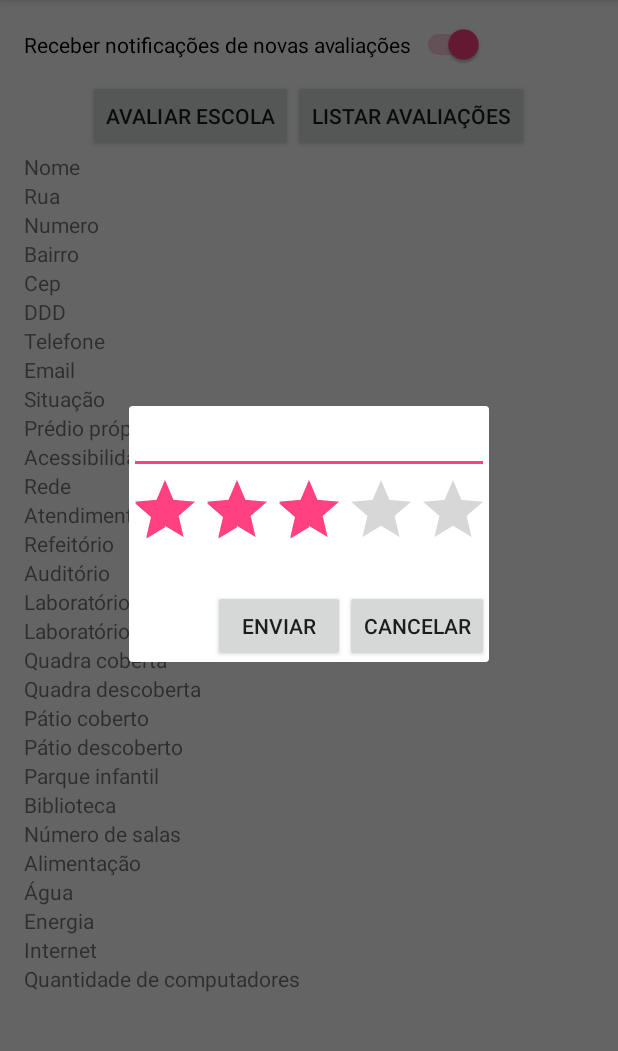
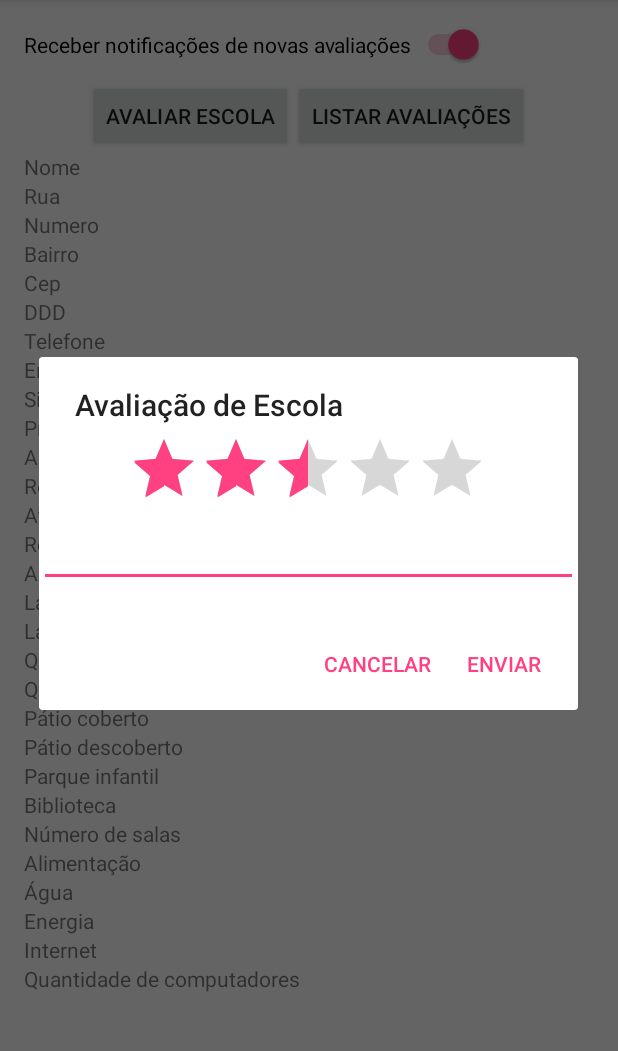
Before and after one commit to CaioViktor/Eduview, an Android app: the InfoEscola screen opened directly, with no data from a screen before it, after a tap on "AVALIAR ESCOLA", on a phone screen of 412 x 824 dp, the part 84-1135 px from its top. Run offline under Robolectric (Android 15) with nearby library versions, the phone set to English and light mode, and no system bars; 1 statement that could not run was skipped; 1 other tap on this screen came first.

Commit message:
Correção no Fragment de Avaliação

```diff
--- /dev/null
+++ b/Projeto/app/src/main/java/dspm/dc/ufc/br/eduview/AvaliarFragment.java
@@ -0,0 +1,104 @@
+package dspm.dc.ufc.br.eduview;
+
+import android.app.AlertDialog;
+import android.app.Dialog;
+import android.app.DialogFragment;
+import android.content.Context;
+import android.content.DialogInterface;
+import android.os.Bundle;
+import android.os.Handler;
+import android.util.Log;
+import android.view.View;
+import android.widget.Button;
+import android.widget.EditText;
+import android.widget.RatingBar;
+import android.widget.Toast;
+
+public class AvaliarFragment extends DialogFragment implements AlertDialog.OnClickListener,View.OnClickListener,ObserverServer {
+
+    Context callerContext;
+    EditText avaliarT;
+    RatingBar rb;
+
+
+    public AvaliarFragment(Context c){
+        callerContext = c;
+    }
+
+    @Override
+    public Dialog onCreateDialog(Bundle savBundle){
+        AlertDialog.Builder builder = new AlertDialog.Builder(getActivity());
+
+        builder.setTitle("Avaliação de Escola");
+
+        View view = getActivity().getLayoutInflater().inflate(R.layout.dialog_avaliar,null);
+        builder.setView(view);
+
+        avaliarT = (EditText)view.findViewById(R.id.textoAvaliar);
+        rb = (RatingBar)view.findViewById(R.id.ratingBar);
+
+        builder.setPositiveButton("Enviar",new DialogInterface.OnClickListener() {
+            public void onClick(DialogInterface dialog, int which) {
+                float nota = 2*rb.getRating();
+                String texto = avaliarT.getText().toString();
+                String data = (new EscolaStorageHelper(callerContext)).getDataAtual();
+
+                Log.i("AvaliarFragment","Informações inseridas são:\n\tNota: "+nota+"\n\tComentario: "+texto+"\n\tData: "+data);
+            }
+        });
+        builder.setNegativeButton("Cancelar", new DialogInterface.OnClickListener() {
+            public void onClick(DialogInterface dialog, int which) {
+                Log.i("AvaliarFragment","Usuário cancelou :(");
+            }
+        });
+
+
+
+        //final Button avaliar = (Button)view.findViewById(R.id.botaoAvaliar);
+        //Button cancelar = (Button)view.findViewById(R.id.botaoCancelar);
+
+       /* avaliar.setOnClickListener(new View.OnClickListener() {
+            @Override
+            public void onClick(View v) {
+
+                String texto = avaliarT.getText().toString();
+                float nota = rb.getRating();
+                String data = (new EscolaStorageHelper(callerContext)).getDataAtual();
+
+                Log.i("AvaliarFragment","Dados inseridos:\n\tNota: "+nota+"\n\t"+"Comentário: "+texto+"\n\t"+"Data: "+data);
+                //Avaliacao avaliacao = new Avaliacao(escola.getPk_escola(),-1,texto, data, String.valueOf(nota));
+
+                //server.POST(Server.HTTP + Server.HOST + Server.PORT + "/avaliação/ideescola/limite/deslocamento",
+                  //      avaliacao.toJson());
+
+            }
+
+        });*/
+        return builder.create();
+    }
+
+    @Override
+    public void notifyPOST(String response) {
+
+    }
+
+    @Override
+    public void notifyGET(String response) {
+
+    }
+
+    @Override
+    public Handler getHandler() {
+        return null;
+    }
+
+    @Override
+    public void onClick(View v) {
+
+    }
+
+    @Override
+    public void onClick(DialogInterface dialog, int which) {
+
+    }
+}
--- a/Projeto/app/src/main/java/dspm/dc/ufc/br/eduview/InfoEscola.java
+++ b/Projeto/app/src/main/java/dspm/dc/ufc/br/eduview/InfoEscola.java
@@ -37,7 +37,7 @@ public class InfoEscola extends AppCompatActivity {
             "Parque infantil","Biblioteca","Número de salas","Alimentação","Água","Energia",
             "Internet","Quantidade de computadores "};
 
-    public Dialog dialog;
+    public AvaliarFragment avaliarFragment;
     public RatingBar rb;
     EditText avaliarT;
 
@@ -50,8 +50,9 @@ public class InfoEscola extends AppCompatActivity {
 
         esh = new EscolaStorageHelper(this);
 
-        server = new Server(this);
-        dialog = new Dialog(InfoEscola.this);
+        //server = new Server(this);
+
+
 
         ScrollView sv = (ScrollView) findViewById(R.id.scrollViewInfo);
         HorizontalScrollView hsv = (HorizontalScrollView) findViewById(R.id.horizontalScrollView);
@@ -113,49 +114,14 @@ public class InfoEscola extends AppCompatActivity {
 
 
     public void avaliarEscola(View view) {
-        dialog.setTitle("Avalie aqui!");
-        dialog.setContentView(R.layout.dialog_avaliar);
-        dialog.show();
+        avaliarFragment = new AvaliarFragment(this);
+        avaliarFragment.show(getFragmentManager(),"Avalie aqui!");
 
-        final Button avaliar = (Button) dialog.findViewById(R.id.botãoAvaliar);
-        Button cancelar = (Button) dialog.findViewById(R.id.botaoCancelar);
-
-        avaliar.setOnClickListener(new View.OnClickListener() {
-            @Override
-            public void onClick(View v) {
-
-                avaliarT = (EditText) dialog.findViewById(R.id.textoAvaliar);
-                String texto = avaliarT.getText().toString();
-
-                rb = (RatingBar) dialog.findViewById(R.id.ratingBar);
-                float nota = rb.getRating();
-
-                String data = getDateTime();
-
-                Avaliacao avaliacao = new Avaliacao(escola.getPk_escola(),-1,texto, data, String.valueOf(nota));
-
-                server.POST(Server.HTTP + Server.HOST + Server.PORT + "/avaliação/ideescola/limite/deslocamento",
-                        avaliacao.toJson());
-
-            }
-
-        });
-
-        cancelar.setOnClickListener(new View.OnClickListener() {
-            @Override
-            public void onClick(View v) {
-                dialog.cancel();
-            }
-        });
 
     }
 
     public void listarAvaliacoes(View view) {
     }
 
-    private String getDateTime() {
-        SimpleDateFormat dateFormat = new SimpleDateFormat("dd/MM/yyyy HH:mm:ss");
-        Date date = new Date();
-        return dateFormat.format(date);
-    }
+
 }
--- a/Projeto/app/src/main/res/layout/dialog_avaliar.xml
+++ b/Projeto/app/src/main/res/layout/dialog_avaliar.xml
@@ -2,23 +2,26 @@
 <LinearLayout xmlns:android="http://schemas.android.com/apk/res/android"
     android:layout_width="match_parent"
     android:layout_height="match_parent"
-    android:orientation="vertical">
+    android:orientation="vertical"
+    android:layout_margin="16dp">
+
+    <RatingBar
+        android:layout_width="wrap_content"
+        android:layout_height="wrap_content"
+        android:id="@+id/ratingBar"
+        android:numStars="5"
+        android:layout_marginTop="5dp"
+        android:nestedScrollingEnabled="false"
+        android:layout_gravity="center_horizontal"
+        android:rating="2.5" />
 
     <EditText
         android:layout_width="fill_parent"
         android:layout_height="wrap_content"
         android:id="@+id/textoAvaliar"
         android:layout_gravity="center"
-        android:maxLength="140" />
+        android:maxLength="255" />
 
-    <RatingBar
-        android:layout_width="wrap_content"
-        android:layout_height="wrap_content"
-        android:id="@+id/ratingBar"
-        android:numStars="5"
-        android:nestedScrollingEnabled="false"
-        android:layout_gravity="center_horizontal"
-        android:rating="3" />
 
     <TableRow
         android:layout_width="match_parent"
@@ -26,21 +29,6 @@
         android:layout_marginTop="20dp"
         android:gravity="right">
 
-        <Button
-            android:layout_width="wrap_content"
-            android:layout_height="wrap_content"
-            android:text="ENVIAR"
-            android:id="@+id/enviar"
-            android:onClick="confirmar"
-            android:clickable="true" />
-
-        <Button
-            android:layout_width="wrap_content"
-            android:layout_height="wrap_content"
-            android:text="CANCELAR"
-            android:id="@+id/botaoCancelar"
-            android:layout_gravity="center_horizontal"
-            android:onClick="cancelar" />
     </TableRow>
 
 </LinearLayout>
```
Also changed, not shown: Projeto/app/src/main/java/dspm/dc/ufc/br/eduview/EscolaStorageHelper.java (+8 -2 lines).
